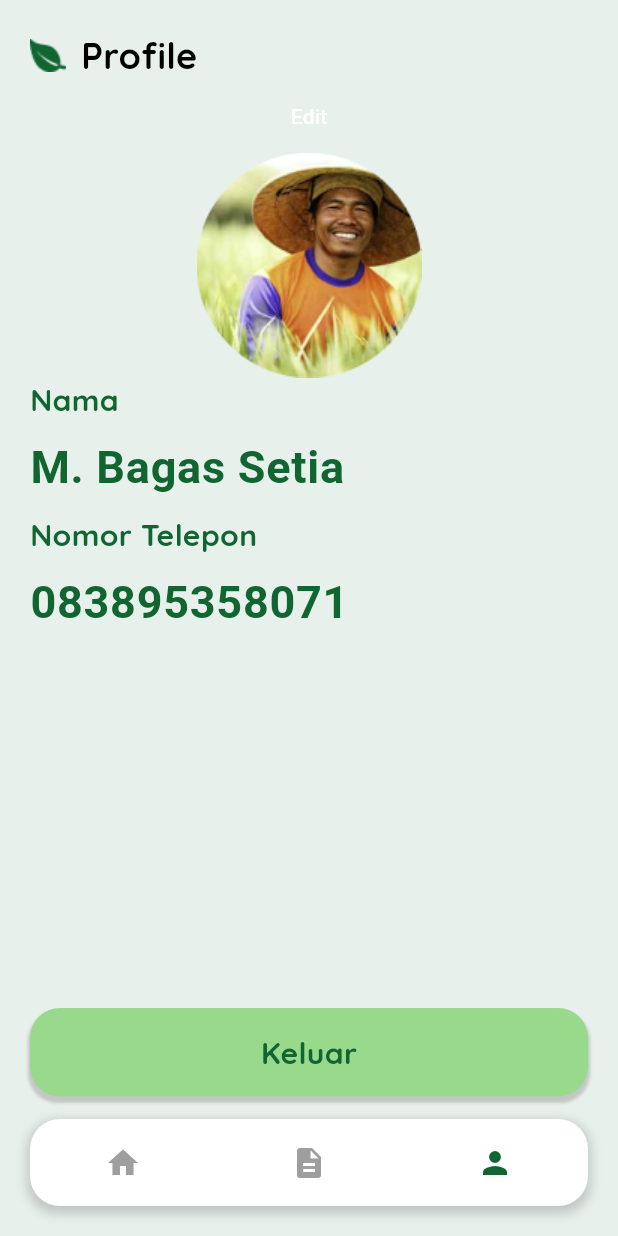
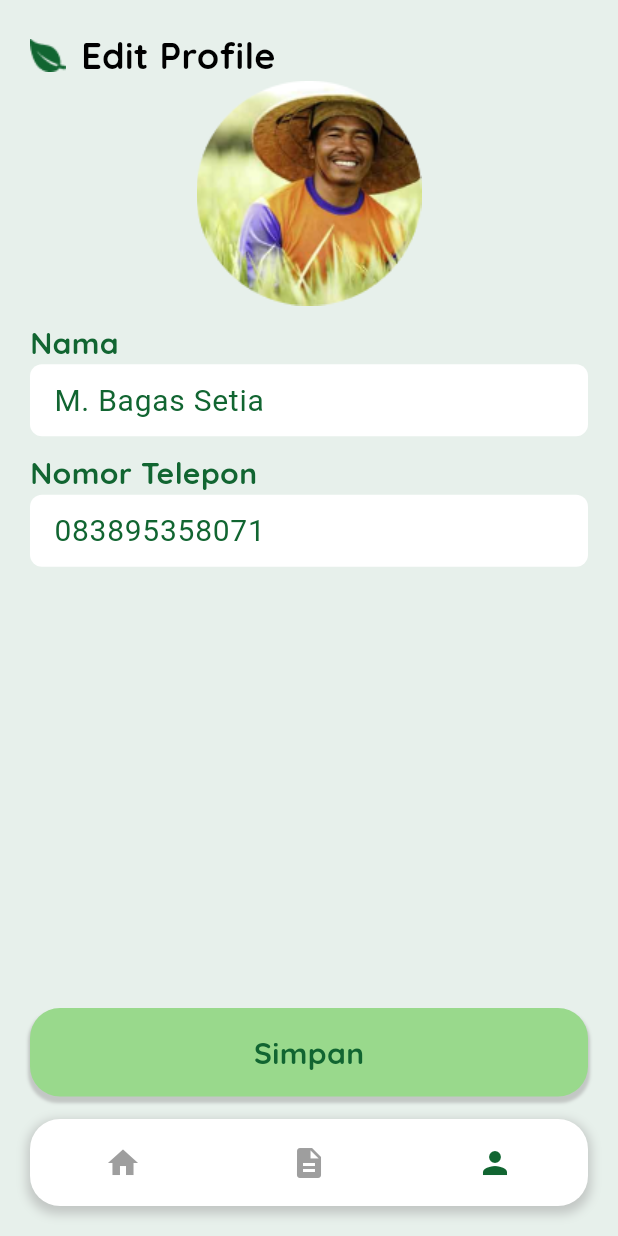
Before and after one commit to FieryInferno/aplikasi_pendeteksi_penyakit_tanaman, a Flutter app: the PageWrapper screen opened directly with empty values, item 3 of the bottom bar chosen, after a tap on "Edit", on a phone screen of 412 x 824 dp. Run offline on Flutter 3.47's test engine with Material 2 defaults, Android fonts, the phone set to English and light mode, and no system bars; our stand-ins replace image_picker, shared_preferences; accounts and stored records are empty.

Commit message:
Edit profile page

```diff
--- a/lib/components/click_widget.dart
+++ b/lib/components/click_widget.dart
@@ -5,8 +5,11 @@ class ClickWidget extends StatelessWidget {
   final Widget child;
   final Widget destination;
 
-  const ClickWidget(
-      {super.key, required this.child, required this.destination});
+  const ClickWidget({
+    super.key,
+    required this.child,
+    required this.destination,
+  });
 
   @override
   Widget build(BuildContext context) {
--- a/lib/components/input_widget.dart
+++ b/lib/components/input_widget.dart
@@ -6,7 +6,7 @@ class InputWidget extends StatelessWidget {
   final bool? password;
   final Function(String)? onChanged;
   final String? Function(String?)? validator;
-  final TextEditingController _controller = TextEditingController();
+  final TextEditingController _controller;
   final bool? disabled;
 
   InputWidget({
@@ -17,13 +17,16 @@ class InputWidget extends StatelessWidget {
     this.validator,
     value,
     this.disabled,
-  }) {
+    TextEditingController? controller,
+  }) : _controller = controller ?? TextEditingController() {
     _controller.text = value ?? '';
   }
 
   @override
   Widget build(BuildContext context) {
-    return Column(
+    return Padding(
+      padding: const EdgeInsets.only(top: 10),
+      child: Column(
         crossAxisAlignment: CrossAxisAlignment.start,
         children: [
           TextWidget(
@@ -37,7 +40,8 @@ class InputWidget extends StatelessWidget {
             style: TextStyle(
               color: const Color(0xFF116531),
               fontSize: disabled != null ? 30 : 20,
-            fontWeight: disabled != null ? FontWeight.bold : FontWeight.normal,
+              fontWeight:
+                  disabled != null ? FontWeight.bold : FontWeight.normal,
             ),
             cursorColor: const Color(0xFF116531),
             decoration: InputDecoration(
@@ -54,6 +58,7 @@ class InputWidget extends StatelessWidget {
             controller: _controller,
           ),
         ],
+      ),
     );
   }
 }
--- a/lib/components/menu.dart
+++ b/lib/components/menu.dart
@@ -5,7 +5,7 @@ import '/components/menu_button.dart';
 import '/pages/home.dart';
 import '/pages/blog_list.dart';
 import '/pages/auth_view.dart';
-import '/pages/profile.dart';
+import '/pages/profile/profile.dart';
 
 class Menu extends StatelessWidget {
   const Menu({super.key});
--- /dev/null
+++ b/lib/pages/profile/edit_profile.dart
@@ -0,0 +1,44 @@
+import 'package:flutter/material.dart';
+import '/components/input_widget.dart';
+import '/components/primary_button.dart';
+import '/components/page_wrap.dart';
+
+class EditProfile extends StatelessWidget {
+  final GlobalKey<FormState> _formKey = GlobalKey<FormState>();
+  final TextEditingController _namaController = TextEditingController();
+  final TextEditingController _passwordController = TextEditingController();
+
+  EditProfile({super.key});
+
+  @override
+  Widget build(BuildContext context) {
+    return PageWrapper(
+      'Edit Profile',
+      child: Form(
+        key: _formKey,
+        child: Column(
+          children: [
+            Expanded(
+              child: Column(
+                children: [
+                  Image.asset('assets/images/foto-profile.png'),
+                  InputWidget(
+                    label: 'Nama',
+                    value: 'M. Bagas Setia',
+                    controller: _namaController,
+                  ),
+                  InputWidget(
+                    label: 'Nomor Telepon',
+                    value: '083895358071',
+                    controller: _passwordController,
+                  ),
+                ],
+              ),
+            ),
+            PrimaryButton('Simpan', onTap: () {}),
+          ],
+        ),
+      ),
+    );
+  }
+}
--- a/lib/pages/profile.dart
+++ b/lib/pages/profile/profile.dart
@@ -1,4 +1,7 @@
+import 'package:aplikasi_pendeteksi_penyakit_tanaman/components/text_widget.dart';
+import 'package:aplikasi_pendeteksi_penyakit_tanaman/helpers.dart';
 import 'package:flutter/material.dart';
+import '/pages/profile/edit_profile.dart';
 import '/components/page_wrap.dart';
 import '/components/input_widget.dart';
 import '/components/primary_button.dart';
@@ -15,9 +18,27 @@ class Profile extends StatelessWidget {
           Expanded(
             child: Column(
               children: [
-                TextButton(
-                  onPressed: () {},
-                  child: const Text('Edit'),
+                Align(
+                  alignment: Alignment.centerRight,
+                  child: TextButton(
+                    onPressed: () => Helpers().redirectPage(
+                      context,
+                      EditProfile(),
+                    ),
+                    child: Row(
+                      mainAxisAlignment: MainAxisAlignment.end,
+                      children: const [
+                        Icon(
+                          Icons.edit_square,
+                          color: Color(0xFF116531),
+                        ),
+                        TextWidget(
+                          'Edit',
+                          color: Color(0xFF116531),
+                        ),
+                      ],
+                    ),
+                  ),
                 ),
                 Image.asset('assets/images/foto-profile.png'),
                 InputWidget(
```
Lines whose indentation alone changed are shown as unchanged.
